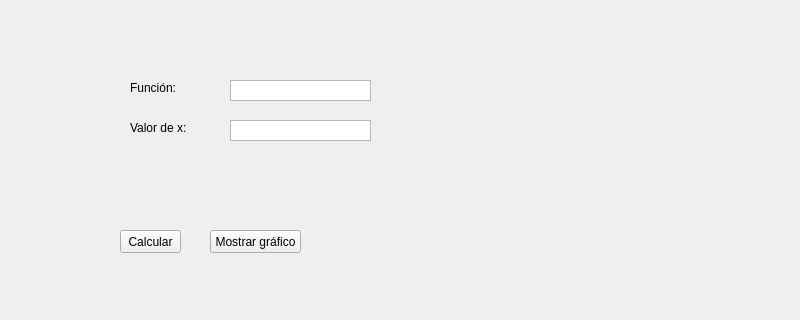
First picture: the form in Proyecto/TeoremaBolzano.ui, repository Vrouqen/Metodos-Numericos, before the edit; both pictures show x 0 to 800 and y 0 to 320 of the 800 by 500 pixel window.
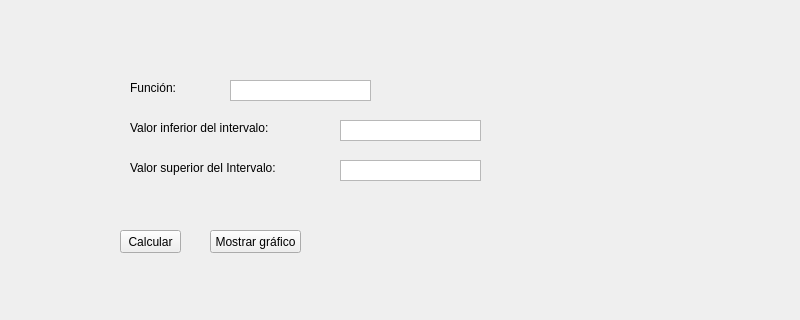
Second picture: the form after the edit.

Commit message:
Corrección Interfaz Teorema Bolzano
Se corrigieron las fallas de la interfaz para el Teorema de Bolzano.

Patch:
```diff
--- a/Proyecto/TeoremaBolzano.ui
+++ b/Proyecto/TeoremaBolzano.ui
@@ -32,18 +32,18 @@
      <rect>
       <x>130</x>
       <y>120</y>
-      <width>81</width>
+      <width>161</width>
       <height>16</height>
      </rect>
     </property>
     <property name="text">
-     <string>Valor de x:</string>
+     <string>Valor inferior del intervalo:</string>
     </property>
    </widget>
    <widget class="QTextEdit" name="textValorX">
     <property name="geometry">
      <rect>
-      <x>230</x>
+      <x>340</x>
       <y>120</y>
       <width>141</width>
       <height>21</height>
@@ -79,19 +79,6 @@
      <string>Mostrar gráfico</string>
     </property>
    </widget>
-   <widget class="QLabel" name="labelResultado">
-    <property name="geometry">
-     <rect>
-      <x>420</x>
-      <y>120</y>
-      <width>231</width>
-      <height>31</height>
-     </rect>
-    </property>
-    <property name="text">
-     <string/>
-    </property>
-   </widget>
    <widget class="QLabel" name="labelFuncion">
     <property name="geometry">
      <rect>
@@ -131,6 +118,45 @@
      <string>Ayuda</string>
     </property>
    </widget>
+   <widget class="QLabel" name="labelValorSup">
+    <property name="geometry">
+     <rect>
+      <x>130</x>
+      <y>160</y>
+      <width>171</width>
+      <height>16</height>
+     </rect>
+    </property>
+    <property name="text">
+     <string>Valor superior del Intervalo:</string>
+    </property>
+   </widget>
+   <widget class="QTextEdit" name="textValorX_2">
+    <property name="geometry">
+     <rect>
+      <x>340</x>
+      <y>160</y>
+      <width>141</width>
+      <height>21</height>
+     </rect>
+    </property>
+    <property name="verticalScrollBarPolicy">
+     <enum>Qt::ScrollBarAlwaysOff</enum>
+    </property>
+   </widget>
+   <widget class="QLabel" name="labelResultado">
+    <property name="geometry">
+     <rect>
+      <x>550</x>
+      <y>130</y>
+      <width>181</width>
+      <height>31</height>
+     </rect>
+    </property>
+    <property name="text">
+     <string/>
+    </property>
+   </widget>
   </widget>
   <widget class="QMenuBar" name="menubar">
    <property name="geometry">
```
Left out of the diff: 6 changed lines with no effect on the pictures.
